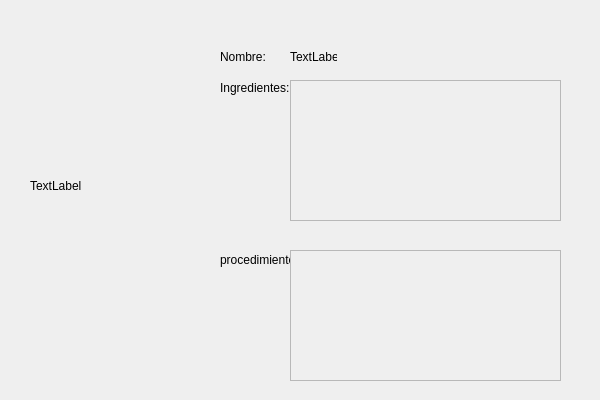
Qt form remedios.ui (Laloses/Hospital) before a commit.
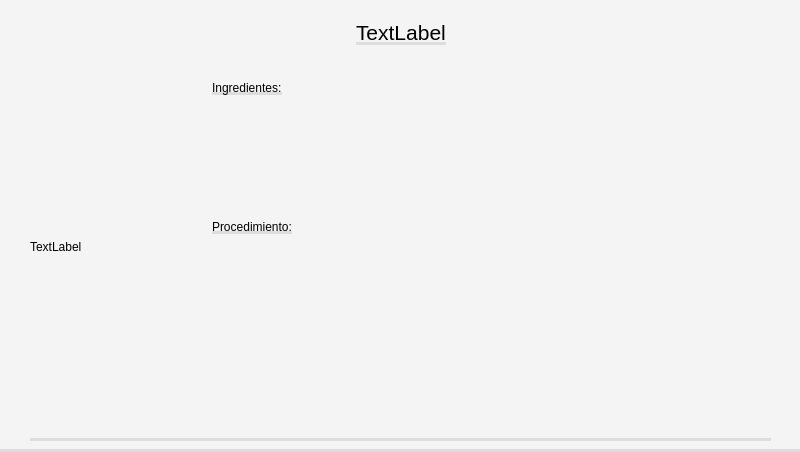
The same form after that commit.

Patch:
```diff
--- a/remedios.ui
+++ b/remedios.ui
@@ -6,103 +6,295 @@
    <rect>
     <x>0</x>
     <y>0</y>
+    <width>800</width>
+    <height>452</height>
+   </rect>
+  </property>
+  <property name="minimumSize">
+   <size>
     <width>600</width>
     <height>400</height>
-   </rect>
+   </size>
   </property>
   <property name="windowTitle">
    <string>Dialog</string>
   </property>
-  <widget class="QLabel" name="titulo_remedio">
-   <property name="geometry">
-    <rect>
-     <x>290</x>
-     <y>50</y>
-     <width>47</width>
-     <height>13</height>
-    </rect>
-   </property>
-   <property name="text">
-    <string>TextLabel</string>
-   </property>
-  </widget>
-  <widget class="QLabel" name="label_2">
-   <property name="geometry">
-    <rect>
-     <x>220</x>
-     <y>50</y>
-     <width>47</width>
-     <height>13</height>
-    </rect>
-   </property>
-   <property name="text">
-    <string>Nombre:</string>
-   </property>
-  </widget>
-  <widget class="QLabel" name="label_3">
-   <property name="geometry">
-    <rect>
-     <x>220</x>
-     <y>80</y>
-     <width>71</width>
-     <height>16</height>
-    </rect>
-   </property>
-   <property name="text">
-    <string>Ingredientes:</string>
-   </property>
-  </widget>
-  <widget class="QPlainTextEdit" name="ingredientes_remedio">
-   <property name="enabled">
-    <bool>false</bool>
-   </property>
-   <property name="geometry">
-    <rect>
-     <x>290</x>
-     <y>80</y>
-     <width>271</width>
-     <height>141</height>
-    </rect>
-   </property>
-  </widget>
-  <widget class="QLabel" name="label_4">
-   <property name="geometry">
-    <rect>
-     <x>220</x>
-     <y>250</y>
-     <width>71</width>
-     <height>20</height>
-    </rect>
-   </property>
-   <property name="text">
-    <string>procedimiento:</string>
-   </property>
-  </widget>
-  <widget class="QPlainTextEdit" name="procedimiento_remedio">
-   <property name="enabled">
-    <bool>false</bool>
-   </property>
-   <property name="geometry">
-    <rect>
-     <x>290</x>
-     <y>250</y>
-     <width>271</width>
-     <height>131</height>
-    </rect>
-   </property>
-  </widget>
-  <widget class="QLabel" name="foto_remedio">
+  <property name="styleSheet">
+   <string notr="true">background-color: rgb(244, 244, 244);
+border-bottom: 3px solid #ddd;</string>
+  </property>
+  <widget class="QWidget" name="">
    <property name="geometry">
     <rect>
      <x>30</x>
-     <y>110</y>
-     <width>131</width>
-     <height>151</height>
+     <y>20</y>
+     <width>741</width>
+     <height>421</height>
     </rect>
    </property>
-   <property name="text">
-    <string>TextLabel</string>
-   </property>
+   <layout class="QVBoxLayout" name="verticalLayout_5">
+    <item>
+     <layout class="QHBoxLayout" name="horizontalLayout">
+      <item>
+       <spacer name="horizontalSpacer">
+        <property name="orientation">
+         <enum>Qt::Horizontal</enum>
+        </property>
+        <property name="sizeHint" stdset="0">
+         <size>
+          <width>40</width>
+          <height>20</height>
+         </size>
+        </property>
+       </spacer>
+      </item>
+      <item>
+       <widget class="QLabel" name="titulo_remedio">
+        <property name="font">
+         <font>
+          <pointsize>16</pointsize>
+          <weight>50</weight>
+          <bold>false</bold>
+         </font>
+        </property>
+        <property name="text">
+         <string>TextLabel</string>
+        </property>
+       </widget>
+      </item>
+      <item>
+       <spacer name="horizontalSpacer_2">
+        <property name="orientation">
+         <enum>Qt::Horizontal</enum>
+        </property>
+        <property name="sizeHint" stdset="0">
+         <size>
+          <width>40</width>
+          <height>20</height>
+         </size>
+        </property>
+       </spacer>
+      </item>
+     </layout>
+    </item>
+    <item>
+     <layout class="QHBoxLayout" name="horizontalLayout_4">
+      <item>
+       <layout class="QVBoxLayout" name="verticalLayout">
+        <item>
+         <spacer name="verticalSpacer_2">
+          <property name="orientation">
+           <enum>Qt::Vertical</enum>
+          </property>
+          <property name="sizeHint" stdset="0">
+           <size>
+            <width>20</width>
+            <height>40</height>
+           </size>
+          </property>
+         </spacer>
+        </item>
+        <item>
+         <widget class="QLabel" name="foto_remedio">
+          <property name="minimumSize">
+           <size>
+            <width>151</width>
+            <height>171</height>
+           </size>
+          </property>
+          <property name="styleSheet">
+           <string notr="true">background-color:transparent;
+border:none;</string>
+          </property>
+          <property name="text">
+           <string>TextLabel</string>
+          </property>
+         </widget>
+        </item>
+        <item>
+         <spacer name="verticalSpacer">
+          <property name="orientation">
+           <enum>Qt::Vertical</enum>
+          </property>
+          <property name="sizeHint" stdset="0">
+           <size>
+            <width>20</width>
+            <height>40</height>
+           </size>
+          </property>
+         </spacer>
+        </item>
+       </layout>
+      </item>
+      <item>
+       <spacer name="horizontalSpacer_5">
+        <property name="orientation">
+         <enum>Qt::Horizontal</enum>
+        </property>
+        <property name="sizeType">
+         <enum>QSizePolicy::Fixed</enum>
+        </property>
+        <property name="sizeHint" stdset="0">
+         <size>
+          <width>25</width>
+          <height>20</height>
+         </size>
+        </property>
+       </spacer>
+      </item>
+      <item>
+       <layout class="QVBoxLayout" name="verticalLayout_4">
+        <item>
+         <layout class="QVBoxLayout" name="verticalLayout_2">
+          <item>
+           <layout class="QHBoxLayout" name="horizontalLayout_2">
+            <item>
+             <widget class="QLabel" name="label_3">
+              <property name="sizePolicy">
+               <sizepolicy hsizetype="Preferred" vsizetype="Fixed">
+                <horstretch>0</horstretch>
+                <verstretch>0</verstretch>
+               </sizepolicy>
+              </property>
+              <property name="text">
+               <string>Ingredientes:</string>
+              </property>
+             </widget>
+            </item>
+            <item>
+             <spacer name="horizontalSpacer_3">
+              <property name="orientation">
+               <enum>Qt::Horizontal</enum>
+              </property>
+              <property name="sizeHint" stdset="0">
+               <size>
+                <width>40</width>
+                <height>20</height>
+               </size>
+              </property>
+             </spacer>
+            </item>
+           </layout>
+          </item>
+          <item>
+           <widget class="QPlainTextEdit" name="ingredientes_remedio">
+            <property name="enabled">
+             <bool>true</bool>
+            </property>
+            <property name="minimumSize">
+             <size>
+              <width>400</width>
+              <height>0</height>
+             </size>
+            </property>
+            <property name="maximumSize">
+             <size>
+              <width>16777215</width>
+              <height>80</height>
+             </size>
+            </property>
+            <property name="font">
+             <font>
+              <pointsize>11</pointsize>
+             </font>
+            </property>
+            <property name="styleSheet">
+             <string notr="true">background-color:transparent;
+border:none;</string>
+            </property>
+            <property name="readOnly">
+             <bool>true</bool>
+            </property>
+           </widget>
+          </item>
+         </layout>
+        </item>
+        <item>
+         <layout class="QVBoxLayout" name="verticalLayout_3">
+          <item>
+           <layout class="QHBoxLayout" name="horizontalLayout_3">
+            <item>
+             <widget class="QLabel" name="label_4">
+              <property name="sizePolicy">
+               <sizepolicy hsizetype="Preferred" vsizetype="Fixed">
+                <horstretch>0</horstretch>
+                <verstretch>0</verstretch>
+               </sizepolicy>
+              </property>
+              <property name="text">
+               <string>Procedimiento:</string>
+              </property>
+             </widget>
+            </item>
+            <item>
+             <spacer name="horizontalSpacer_4">
+              <property name="orientation">
+               <enum>Qt::Horizontal</enum>
+              </property>
+              <property name="sizeHint" stdset="0">
+               <size>
+                <width>40</width>
+                <height>20</height>
+               </size>
+              </property>
+             </spacer>
+            </item>
+           </layout>
+          </item>
+          <item>
+           <widget class="QPlainTextEdit" name="procedimiento_remedio">
+            <property name="enabled">
+             <bool>true</bool>
+            </property>
+            <property name="minimumSize">
+             <size>
+              <width>400</width>
+              <height>0</height>
+             </size>
+            </property>
+            <property name="maximumSize">
+             <size>
+              <width>16777215</width>
+              <height>131</height>
+             </size>
+            </property>
+            <property name="font">
+             <font>
+              <pointsize>11</pointsize>
+             </font>
+            </property>
+            <property name="styleSheet">
+             <string notr="true">background-color:transparent;
+border:none;</string>
+            </property>
+            <property name="readOnly">
+             <bool>true</bool>
+            </property>
+           </widget>
+          </item>
+         </layout>
+        </item>
+        <item>
+         <spacer name="verticalSpacer_3">
+          <property name="orientation">
+           <enum>Qt::Vertical</enum>
+          </property>
+          <property name="sizeType">
+           <enum>QSizePolicy::Minimum</enum>
+          </property>
+          <property name="sizeHint" stdset="0">
+           <size>
+            <width>20</width>
+            <height>40</height>
+           </size>
+          </property>
+         </spacer>
+        </item>
+       </layout>
+      </item>
+     </layout>
+    </item>
+   </layout>
   </widget>
  </widget>
  <resources/>
```
